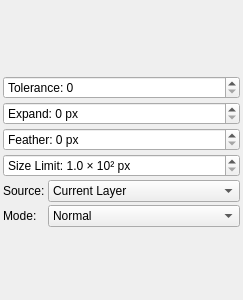
Above: src/desktop/ui/fillsettings.ui from drawpile/Drawpile before the change. Below: the same form after it.
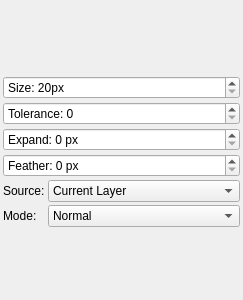
That is the form after the change. Custom widgets are drawn as their Qt base class.

Diff of the .ui file:
```diff
--- a/src/desktop/ui/fillsettings.ui
+++ b/src/desktop/ui/fillsettings.ui
@@ -26,78 +26,7 @@
    <property name="spacing">
     <number>3</number>
    </property>
-   <item row="6" column="0" colspan="2">
-    <widget class="KisSliderSpinBox" name="feather">
-     <property name="suffix">
-      <string> px</string>
-     </property>
-     <property name="prefix">
-      <string>Feather: </string>
-     </property>
-     <property name="maximum">
-      <number>40</number>
-     </property>
-    </widget>
-   </item>
-   <item row="8" column="0">
-    <widget class="QLabel" name="sourceLabel">
-     <property name="text">
-      <string>Source:</string>
-     </property>
-    </widget>
-   </item>
-   <item row="1" column="0" colspan="2">
-    <widget class="widgets::BrushPreview" name="preview">
-     <property name="sizePolicy">
-      <sizepolicy hsizetype="Expanding" vsizetype="Expanding">
-       <horstretch>0</horstretch>
-       <verstretch>0</verstretch>
-      </sizepolicy>
-     </property>
-     <property name="minimumSize">
-      <size>
-       <width>32</width>
-       <height>64</height>
-      </size>
-     </property>
-    </widget>
-   </item>
-   <item row="5" column="0" colspan="2">
-    <widget class="KisSliderSpinBox" name="expand">
-     <property name="suffix">
-      <string> px</string>
-     </property>
-     <property name="prefix">
-      <string>Expand: </string>
-     </property>
-     <property name="maximum">
-      <number>30</number>
-     </property>
-    </widget>
-   </item>
-   <item row="7" column="0" colspan="2">
-    <widget class="KisDoubleSliderSpinBox" name="sizelimit">
-     <property name="prefix">
-      <string>Size Limit: </string>
-     </property>
-     <property name="suffix">
-      <string> × 10² px</string>
-     </property>
-     <property name="decimals">
-      <number>1</number>
-     </property>
-     <property name="minimum">
-      <double>1.000000000000000</double>
-     </property>
-     <property name="maximum">
-      <double>1000.000000000000000</double>
-     </property>
-     <property name="singleStep">
-      <double>0.300000000000000</double>
-     </property>
-    </widget>
-   </item>
-   <item row="3" column="0" colspan="2">
+   <item row="4" column="0" colspan="2">
     <widget class="KisSliderSpinBox" name="tolerance">
      <property name="prefix">
       <string>Tolerance: </string>
@@ -107,7 +36,7 @@
      </property>
     </widget>
    </item>
-   <item row="10" column="0" colspan="2">
+   <item row="11" column="0" colspan="2">
     <spacer>
      <property name="orientation">
       <enum>Qt::Vertical</enum>
@@ -120,14 +49,7 @@
      </property>
     </spacer>
    </item>
-   <item row="9" column="0">
-    <widget class="QLabel" name="modeLabel">
-     <property name="text">
-      <string>Mode:</string>
-     </property>
-    </widget>
-   </item>
-   <item row="8" column="1">
+   <item row="9" column="1">
     <widget class="QComboBox" name="source">
      <property name="sizePolicy">
       <sizepolicy hsizetype="Expanding" vsizetype="Fixed">
@@ -153,7 +75,21 @@
      </item>
     </widget>
    </item>
-   <item row="9" column="1">
+   <item row="10" column="0">
+    <widget class="QLabel" name="modeLabel">
+     <property name="text">
+      <string>Mode:</string>
+     </property>
+    </widget>
+   </item>
+   <item row="9" column="0">
+    <widget class="QLabel" name="sourceLabel">
+     <property name="text">
+      <string>Source:</string>
+     </property>
+    </widget>
+   </item>
+   <item row="10" column="1">
     <widget class="QComboBox" name="mode">
      <property name="sizePolicy">
       <sizepolicy hsizetype="Expanding" vsizetype="Fixed">
@@ -184,6 +120,67 @@
      </item>
     </widget>
    </item>
+   <item row="1" column="0" colspan="2">
+    <widget class="widgets::BrushPreview" name="preview">
+     <property name="sizePolicy">
+      <sizepolicy hsizetype="Expanding" vsizetype="Expanding">
+       <horstretch>0</horstretch>
+       <verstretch>0</verstretch>
+      </sizepolicy>
+     </property>
+     <property name="minimumSize">
+      <size>
+       <width>32</width>
+       <height>64</height>
+      </size>
+     </property>
+    </widget>
+   </item>
+   <item row="6" column="0" colspan="2">
+    <widget class="KisSliderSpinBox" name="expand">
+     <property name="suffix">
+      <string> px</string>
+     </property>
+     <property name="prefix">
+      <string>Expand: </string>
+     </property>
+     <property name="maximum">
+      <number>30</number>
+     </property>
+    </widget>
+   </item>
+   <item row="7" column="0" colspan="2">
+    <widget class="KisSliderSpinBox" name="feather">
+     <property name="suffix">
+      <string> px</string>
+     </property>
+     <property name="prefix">
+      <string>Feather: </string>
+     </property>
+     <property name="maximum">
+      <number>40</number>
+     </property>
+    </widget>
+   </item>
+   <item row="3" column="0" colspan="2">
+    <widget class="KisSliderSpinBox" name="size">
+     <property name="suffix">
+      <string>px</string>
+     </property>
+     <property name="prefix">
+      <string>Size: </string>
+     </property>
+     <property name="minimum">
+      <number>20</number>
+     </property>
+     <property name="maximum">
+      <number>5000</number>
+     </property>
+     <property name="singleStep">
+      <number>1</number>
+     </property>
+    </widget>
+   </item>
   </layout>
  </widget>
  <customwidgets>
@@ -198,11 +195,6 @@
    <extends>QSpinBox</extends>
    <header>desktop/widgets/kis_slider_spin_box.h</header>
   </customwidget>
-  <customwidget>
-   <class>KisDoubleSliderSpinBox</class>
-   <extends>QDoubleSpinBox</extends>
-   <header>desktop/widgets/kis_slider_spin_box.h</header>
-  </customwidget>
  </customwidgets>
  <resources/>
  <connections>
```
